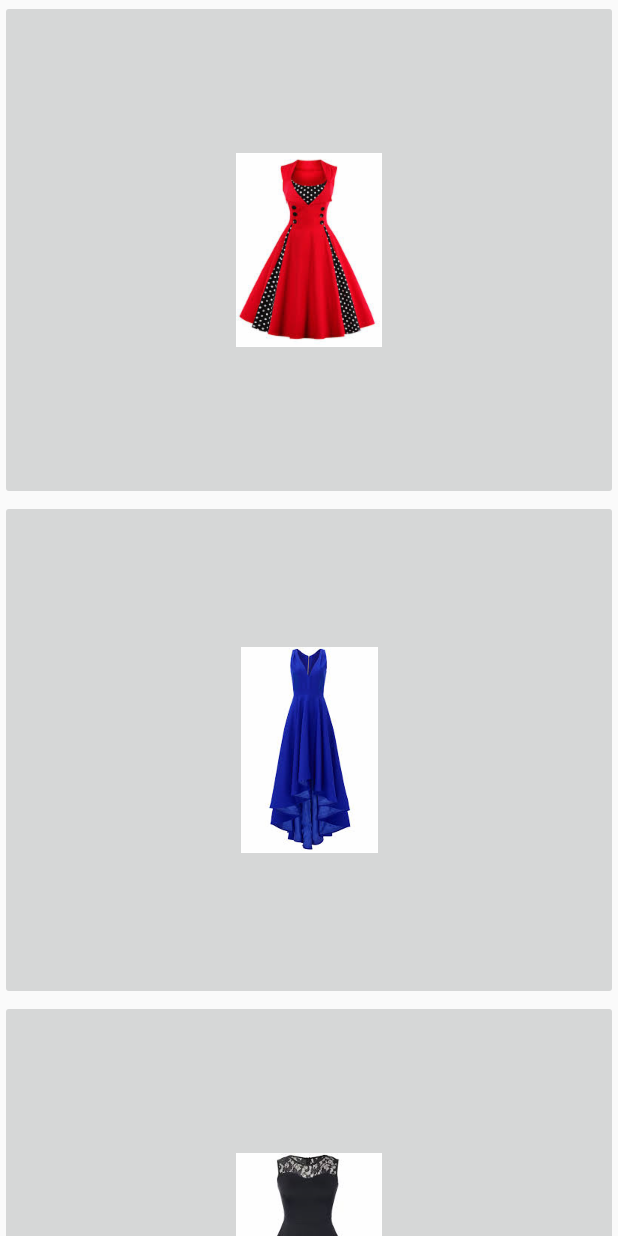
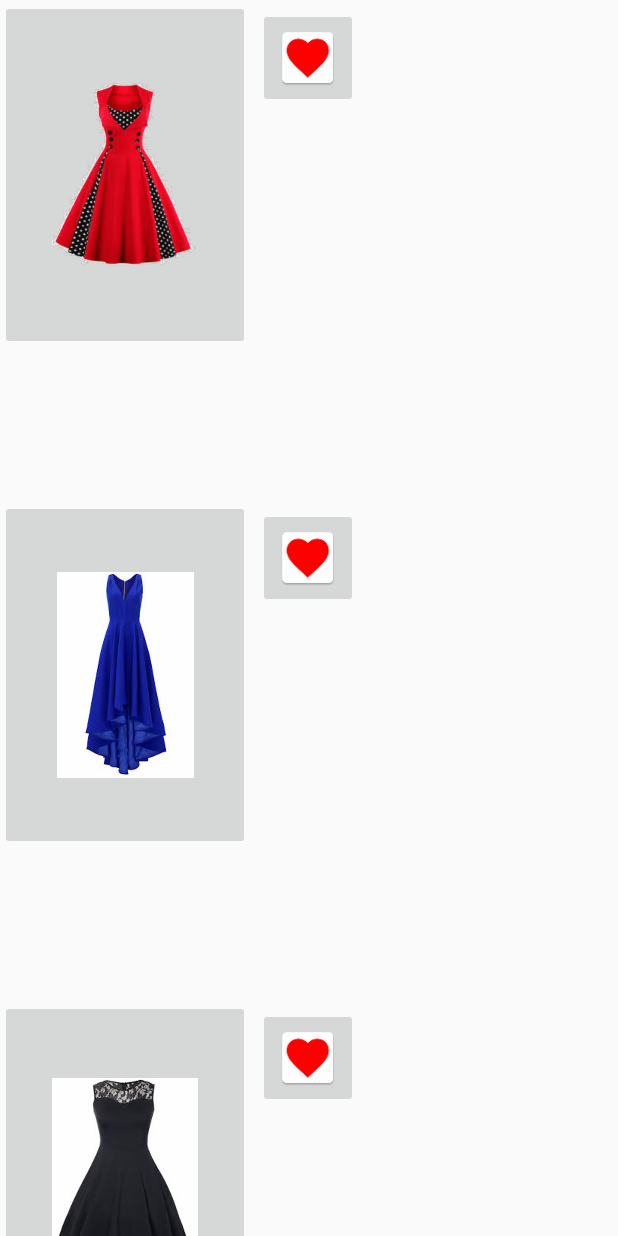
Before and after one commit to andreialistar/InspiringClothesManager, an Android app: the screen it shows after launch (TrendingActivity), on a phone screen of 412 x 824 dp. Run offline under Robolectric (Android 15) with nearby library versions, the light colour scheme and no system bars.

Commit message:
Added action buttons on recommended articles view. Added background for images.

```diff
--- a/Android/SalesTwo/app/src/main/java/com/level/fractal/salestwo/helpers/ImagesFactory.java
+++ b/Android/SalesTwo/app/src/main/java/com/level/fractal/salestwo/helpers/ImagesFactory.java
@@ -3,13 +3,50 @@ package com.level.fractal.salestwo.helpers;
 import android.content.Context;
 import android.os.Build;
 import android.support.annotation.Nullable;
+import android.support.constraint.ConstraintLayout;
+import android.support.constraint.ConstraintSet;
 import android.support.v7.widget.AppCompatImageButton;
 import android.support.v7.widget.LinearLayoutCompat;
 import android.view.View;
+import android.view.ViewGroup;
 import android.widget.ImageView;
 
+import com.level.fractal.salestwo.R;
+
 public class ImagesFactory {
-    public static int AddSimpleImageToLinearLayout(Context context, LinearLayoutCompat parent, int resId, @Nullable View.OnClickListener clickListener, int width, int height) {
+    public static void AddImageCardToLinearLayout(Context context, LinearLayoutCompat parent, int resId, @Nullable View.OnClickListener clickListener, int width, int height) {
+        ConstraintLayout layout = new ConstraintLayout(context);
+        layout.setLayoutParams(new LinearLayoutCompat.LayoutParams(width, height));
+
+        AppCompatImageButton imgBtn = AddImageToCard(context, resId, clickListener, 150, 150, layout);
+        int imgId = imgBtn.getId();
+
+        ConstraintSet cs1 = new ConstraintSet();
+        cs1.clone(layout);
+        cs1.constrainWidth(imgId, 250);
+        cs1.constrainHeight(imgId, 350);
+        cs1.connect(imgId, ConstraintSet.TOP, layout.getId(), ConstraintSet.TOP, 8);
+        cs1.connect(imgId, ConstraintSet.BOTTOM, layout.getId(), ConstraintSet.BOTTOM, 8);
+        cs1.connect(imgId, ConstraintSet.LEFT, layout.getId(), ConstraintSet.LEFT, 8);
+        cs1.connect(imgId, ConstraintSet.RIGHT, layout.getId(), ConstraintSet.RIGHT, 8);
+        cs1.applyTo(layout);
+
+
+        AppCompatImageButton favBtn = AddImageToCard(context, R.mipmap.icon_favorite, null, R.dimen.detail_icon_size, R.dimen.detail_icon_size, layout);
+        int favId = favBtn.getId();
+
+        ConstraintSet cs2 = new ConstraintSet();
+        cs2.clone(layout);
+        cs2.constrainWidth(favId, 100);
+        cs2.constrainHeight(favId, 100);
+        cs2.connect(favId, ConstraintSet.TOP, imgId, ConstraintSet.TOP, 8);
+        cs2.connect(favId, ConstraintSet.LEFT, imgId, ConstraintSet.RIGHT, 8);
+        cs2.applyTo(layout);
+
+        parent.addView(layout);
+    }
+
+    private static AppCompatImageButton AddImageToCard(Context context, int resId, @Nullable View.OnClickListener clickListener, int width, int height, ConstraintLayout layout) {
         AppCompatImageButton imgBtn = new AppCompatImageButton(context);
         if (Build.VERSION.SDK_INT >= Build.VERSION_CODES.JELLY_BEAN_MR1) {
             imgBtn.setId(View.generateViewId());
@@ -20,8 +57,8 @@ public class ImagesFactory {
         imgBtn.setScaleType(ImageView.ScaleType.CENTER_INSIDE);
         imgBtn.setOnClickListener(clickListener);
 
-        parent.addView(imgBtn);
+        layout.addView(imgBtn);
 
-        return imgBtn.getId();
+        return imgBtn;
     }
 }
--- a/Android/SalesTwo/app/src/main/java/com/level/fractal/salestwo/trending/TrendingFragment.java
+++ b/Android/SalesTwo/app/src/main/java/com/level/fractal/salestwo/trending/TrendingFragment.java
@@ -41,7 +41,7 @@ public class TrendingFragment extends Fragment {
                         IntentManager.OpenActivity(v.getContext(), VariantsActivity.class, null);
                     }
                 };
-                ImagesFactory.AddSimpleImageToLinearLayout(this.getContext(), layout, imageId, listener, LinearLayoutCompat.LayoutParams.MATCH_PARENT, 500);
+                ImagesFactory.AddImageCardToLinearLayout(this.getContext(), layout, imageId, listener, LinearLayoutCompat.LayoutParams.MATCH_PARENT, 500);
             }
         }
         else if (pageNumber == 1) {
@@ -53,7 +53,7 @@ public class TrendingFragment extends Fragment {
                         IntentManager.OpenActivity(v.getContext(), VariantsActivity.class, null);
                     }
                 };
-                ImagesFactory.AddSimpleImageToLinearLayout(this.getContext(), layout, imageId, listener, LinearLayoutCompat.LayoutParams.MATCH_PARENT, 400);
+                ImagesFactory.AddImageCardToLinearLayout(this.getContext(), layout, imageId, listener, LinearLayoutCompat.LayoutParams.MATCH_PARENT, 400);
             }
         }
 
--- a/Android/SalesTwo/app/src/main/res/layout/activity_variants.xml
+++ b/Android/SalesTwo/app/src/main/res/layout/activity_variants.xml
@@ -42,19 +42,19 @@
         android:layout_marginStart="8dp"
         android:layout_marginEnd="8dp">
 
-        <ImageButton
+        <android.support.v7.widget.AppCompatImageButton
             android:id="@+id/button_cart"
             android:layout_width="@dimen/detail_icon_size"
             android:layout_height="@dimen/detail_icon_size"
             android:src="@mipmap/icon_cart" />
 
-        <ImageButton
+        <android.support.v7.widget.AppCompatImageButton
             android:id="@+id/button_favorite"
             android:layout_width="@dimen/detail_icon_size"
             android:layout_height="@dimen/detail_icon_size"
             android:src="@mipmap/icon_favorite" />
 
-        <ImageButton
+        <android.support.v7.widget.AppCompatImageButton
             android:id="@+id/button_facebook"
             android:layout_width="@dimen/detail_icon_size"
             android:layout_height="@dimen/detail_icon_size"
--- a/Android/SalesTwo/app/src/main/res/values/colors.xml
+++ b/Android/SalesTwo/app/src/main/res/values/colors.xml
@@ -1,6 +1,6 @@
 <?xml version="1.0" encoding="utf-8"?>
 <resources>
-    <color name="colorPrimary">#3F51B5</color>
+    <color name="colorPrimary">#3f51b5</color>
     <color name="colorPrimaryDark">#303F9F</color>
     <color name="colorAccent">#FF4081</color>
 </resources>
```
Also changed, not shown: Android/SalesTwo/app/src/main/res/layout/activity_tests.xml (added, +81 -0 lines), Android/SalesTwo/app/src/main/res/drawable-hdpi/dress1.png, Android/SalesTwo/app/src/main/res/drawable-hdpi/icon_favorite.png (added), Android/SalesTwo/app/src/main/res/drawable-ldpi/icon_favorite.png (added), Android/SalesTwo/app/src/main/res/drawable-mdpi/dress1.png, Android/SalesTwo/app/src/main/res/drawable-mdpi/icon_favorite.png (added), Android/SalesTwo/app/src/main/res/drawable-xhdpi/dress1.png, Android/SalesTwo/app/src/main/res/drawable-xhdpi/icon_favorite.png (added), Android/SalesTwo/app/src/main/res/drawable-xxhdpi/dress1.png, Android/SalesTwo/app/src/main/res/drawable-xxhdpi/icon_favorite.png (added), Android/SalesTwo/app/src/main/res/drawable-xxxhdpi/dress1.png, Android/SalesTwo/app/src/main/res/drawable-xxxhdpi/icon_favorite.png (added), Android/SalesTwo/app/src/main/res/mipmap-xxxhdpi/icon_favorite.png.
